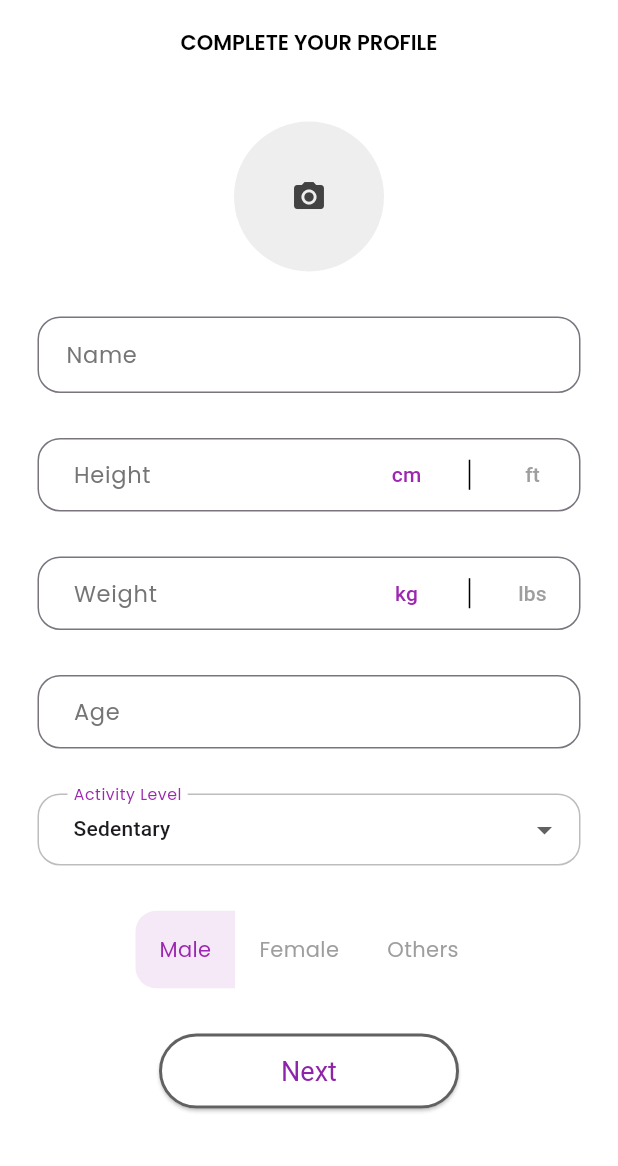
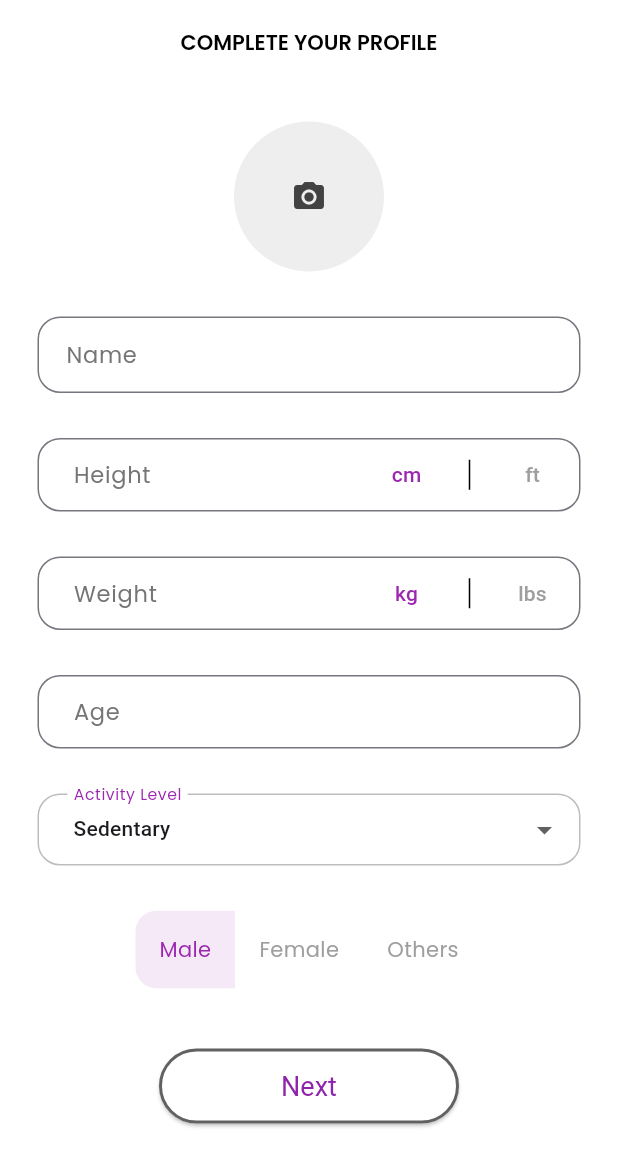
Before and after one commit to aneangel/slugNutrition, a Flutter app: the BMICalculatorScreen screen opened directly, on a phone screen of 412 x 824 dp. Shown: the top 1166 px of the screen. Run offline on Flutter 3.47's test engine with Material 3 defaults, Android fonts, the phone set to English and light mode, and no system bars; our stand-ins replace cloud_firestore, firebase_auth, firebase_core, flutter_native_splash, flutter_otp_text_field, get and 7 more; missing offline and left inert: flutter_facebook_auth; accounts and stored records are empty.

Commit message:
Formatted the screen

```diff
--- a/lib/src/features/core/screens/bmi/bmi.dart
+++ b/lib/src/features/core/screens/bmi/bmi.dart
@@ -1,6 +1,5 @@
 import 'package:flutter/material.dart';
 import 'dart:io';
-import 'package:slugnutrition/app.dart';
 import 'package:image_picker/image_picker.dart';
 
 class BMICalculatorScreen extends StatefulWidget {
@@ -486,7 +485,7 @@ class _BMICalculatorScreenState extends State<BMICalculatorScreen> {
                   borderRadius: BorderRadius.circular(15.0),
                 ),
               ),
-              SizedBox(height: 30),
+              SizedBox(height: 40),
               Center(
                 child: Container(
                   margin: const EdgeInsets.symmetric(horizontal: 32.0),
```
